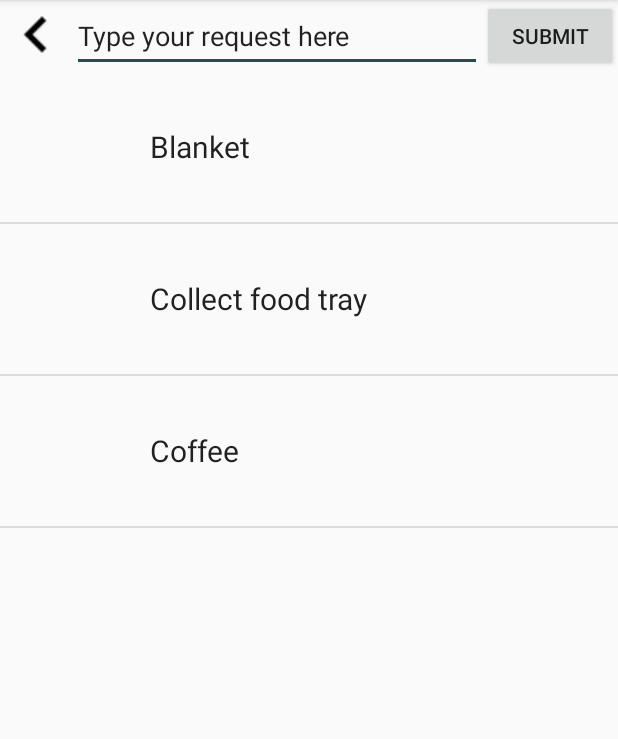
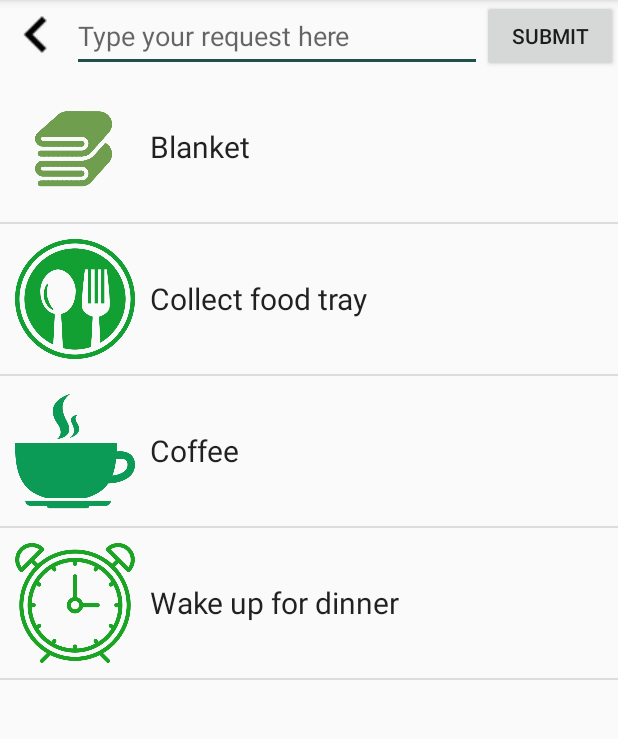
Before and after one commit to lamedts/cx-hack-2017, an Android app: the fragment RequestFragment shown on its own in the app's theme, on a phone screen of 412 x 824 dp, the part 84-823 px from its top. Run offline under Robolectric (Android 15) with nearby library versions, the phone set to English and light mode, and no system bars.

Commit message:
Kelvin update

```diff
--- a/CXYO/app/src/main/java/com/yo/cx/cxyo/RequestFragment.java
+++ b/CXYO/app/src/main/java/com/yo/cx/cxyo/RequestFragment.java
@@ -1,14 +1,18 @@
 package com.yo.cx.cxyo;
 
 import android.content.Context;
+import android.media.Image;
 import android.net.Uri;
 import android.os.Bundle;
 import android.support.annotation.Nullable;
 import android.support.v4.app.Fragment;
+import android.support.v4.app.FragmentManager;
+import android.util.Log;
 import android.view.LayoutInflater;
 import android.view.View;
 import android.view.ViewGroup;
 import android.widget.ArrayAdapter;
+import android.widget.ImageButton;
 import android.widget.ImageView;
 import android.widget.ListView;
 import android.widget.TextView;
@@ -20,6 +24,7 @@ import java.util.List;
 public class RequestFragment extends Fragment {
     List<FrequentRequest> FrequentRequests = new ArrayList<FrequentRequest>();
     ListView FrequentRequestList;
+    ImageButton request_back_button;
 
     @Nullable
     @Override
@@ -27,13 +32,23 @@ public class RequestFragment extends Fragment {
         View rootView = inflater.inflate(R.layout.fragment_request, container, false);
 
         FrequentRequestList = (ListView)rootView.findViewById(R.id.frequent_request_list);
+        request_back_button = (ImageButton)rootView.findViewById(R.id.request_back_button);
 
-        FrequentRequests.add(new FrequentRequest("Blanket", getActivity().getResources().getIdentifier("request_blanket", "drawable", getActivity().getPackageName())));
-        FrequentRequests.add(new FrequentRequest("Collect food tray", getActivity().getResources().getIdentifier("request_collect_food_tray", "drawable", getActivity().getPackageName())));
-        FrequentRequests.add(new FrequentRequest("Coffee", getActivity().getResources().getIdentifier("request_coffee", "drawable", getActivity().getPackageName())));
+        FrequentRequests.add(new FrequentRequest("Blanket", getActivity().getResources().getIdentifier("blanket", "drawable", getActivity().getPackageName())));
+        FrequentRequests.add(new FrequentRequest("Collect food tray", getActivity().getResources().getIdentifier("restaurant_cutlery_circular_symbol_of_a_spoon_and_a_fork_in_a_circle", "drawable", getActivity().getPackageName())));
+        FrequentRequests.add(new FrequentRequest("Coffee", getActivity().getResources().getIdentifier("hot_coffee_rounded_cup_on_a_plate_from_side_view", "drawable", getActivity().getPackageName())));
+        FrequentRequests.add(new FrequentRequest("Wake up for dinner", getActivity().getResources().getIdentifier("alarm_clock", "drawable", getActivity().getPackageName())));
 
         ArrayAdapter<FrequentRequest> adapter = new FrequentRequestListAdapter(getContext(),R.layout.list_frequent_request,FrequentRequests);
         FrequentRequestList.setAdapter(adapter);
+
+        request_back_button.setOnClickListener(new View.OnClickListener() {
+            @Override
+            public void onClick(View view) {
+                FragmentManager fragmentManager = getActivity().getSupportFragmentManager();
+                fragmentManager.beginTransaction().replace(R.id.FlightAttendanceLayout, new FlightAttendanceFragment()).commit();
+            }
+        });
 
         // Inflate the layout for this fragment
         return rootView;
--- a/CXYO/app/src/main/res/layout/fragment_request.xml
+++ b/CXYO/app/src/main/res/layout/fragment_request.xml
@@ -1,10 +1,11 @@
 <LinearLayout xmlns:android="http://schemas.android.com/apk/res/android"
     xmlns:app="http://schemas.android.com/apk/res-auto"
     xmlns:tools="http://schemas.android.com/tools"
+    android:id="@+id/RequestLayout"
     android:layout_width="match_parent"
     android:layout_height="match_parent"
-    tools:context="com.yo.cx.cxyo.RequestFragment"
-    android:orientation="vertical">
+    android:orientation="vertical"
+    tools:context="com.yo.cx.cxyo.RequestFragment">
 
     <!-- TODO: Update blank fragment layout -->
 
@@ -14,7 +15,7 @@
         android:orientation="horizontal">
 
         <ImageButton
-            android:id="@+id/imageButton"
+            android:id="@+id/request_back_button"
             android:layout_width="wrap_content"
             android:layout_height="wrap_content"
             android:background="#00000000"
@@ -24,10 +25,10 @@
             android:id="@+id/editText3"
             android:layout_width="wrap_content"
             android:layout_height="match_parent"
+            android:layout_weight="23.26"
             android:ems="10"
-            android:inputType="textShortMessage"
-            android:text="Type your request here"
-            android:layout_weight="23.26" />
+            android:hint="Type your request here"
+            android:inputType="textShortMessage" />
 
         <Button
             android:id="@+id/button4"
```
Also changed, not shown: CXYO/app/src/main/res/drawable/blanket.png (added).
